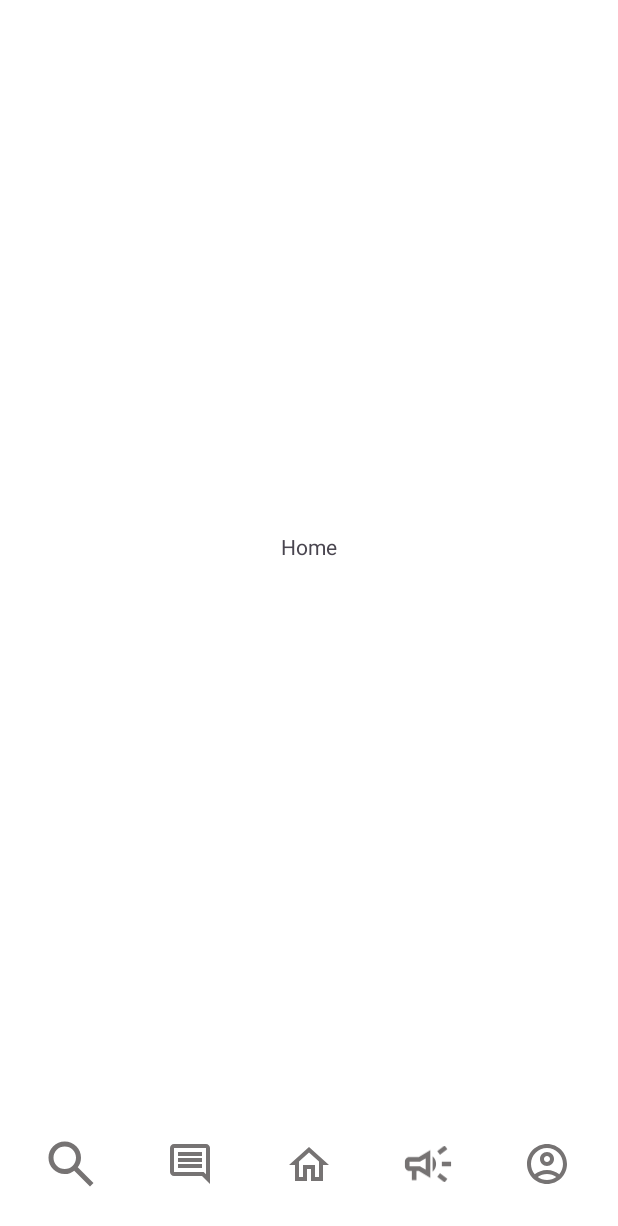
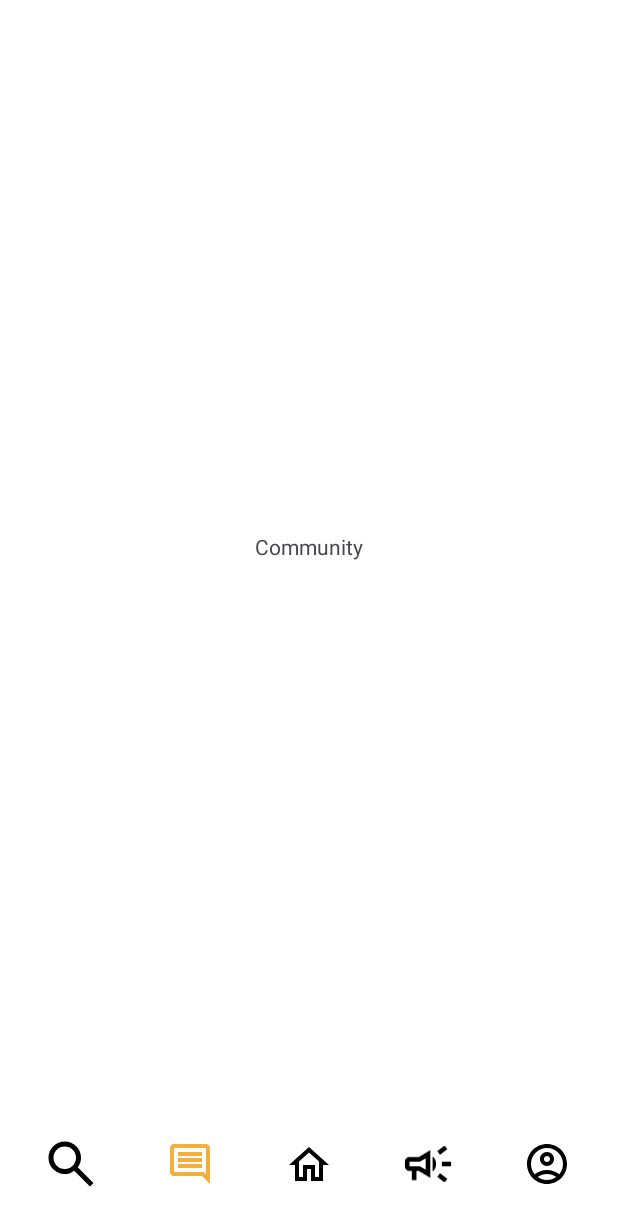
Before and after one commit to seongh06/OO_android, an Android app: the MainActivity screen opened directly, with no data from a screen before it, item 2 of the bottom bar chosen, on a phone screen of 412 x 824 dp. Shown: the top 1226 px of the screen. Run offline under Robolectric (Android 15) with nearby library versions, the phone set to English and light mode, and no system bars; our stand-ins replace Dagger/Hilt's generated code, data binding, navigation-ui.

Commit message:
[UI/#1] bottom nav 제작

```diff
--- /dev/null
+++ b/app/src/main/java/ggum/oo/presentation/community/CommunityFragment.kt
@@ -0,0 +1,19 @@
+package ggum.oo.presentation.community
+
+import dagger.hilt.android.AndroidEntryPoint
+import ggum.oo.R
+import ggum.oo.databinding.FragmentCommunityBinding
+import ggum.oo.databinding.FragmentMypageBinding
+import ggum.oo.presentation.base.BaseFragment
+
+@AndroidEntryPoint
+class CommunityFragment : BaseFragment<FragmentCommunityBinding>(R.layout.fragment_community) {
+
+    override fun initObserver() {
+
+    }
+
+    override fun initView() {
+
+    }
+}
--- /dev/null
+++ b/app/src/main/res/color/selector.xml
@@ -0,0 +1,5 @@
+<?xml version="1.0" encoding="utf-8"?>
+<selector xmlns:android="http://schemas.android.com/apk/res/android">
+    <item android:state_checked="true" android:color="@color/oo.yellow" />
+    <item android:color="@color/black"  />
+</selector>
--- a/app/src/main/res/layout/activity_main.xml
+++ b/app/src/main/res/layout/activity_main.xml
@@ -35,10 +35,11 @@
             app:itemActiveIndicatorStyle="@android:color/transparent"
             app:itemBackground="@color/white"
             app:itemIconSize="32dp"
-            app:itemIconTint="@color/gray"
+            app:itemIconTint="@color/selector"
             app:labelVisibilityMode="unlabeled"
             app:layout_constraintBottom_toBottomOf="parent"
-            app:menu="@menu/main_menu"/>
+            app:menu="@menu/main_menu" />
+
 
     </androidx.constraintlayout.widget.ConstraintLayout>
 </layout>
--- a/app/src/main/res/layout/fragment_community.xml
+++ b/app/src/main/res/layout/fragment_community.xml
@@ -1,5 +1,6 @@
 <?xml version="1.0" encoding="utf-8"?>
-<layout xmlns:android="http://schemas.android.com/apk/res/android">
+<layout xmlns:android="http://schemas.android.com/apk/res/android"
+    xmlns:app="http://schemas.android.com/apk/res-auto">
 
     <data>
 
@@ -7,7 +8,17 @@
 
     <androidx.constraintlayout.widget.ConstraintLayout
         android:layout_width="match_parent"
-        android:layout_height="match_parent">
+        android:layout_height="match_parent"
+        android:background="@color/white">
+
+        <TextView
+            android:layout_width="wrap_content"
+            android:layout_height="wrap_content"
+            android:text="Community"
+            app:layout_constraintStart_toStartOf="parent"
+            app:layout_constraintEnd_toEndOf="parent"
+            app:layout_constraintTop_toTopOf="parent"
+            app:layout_constraintBottom_toBottomOf="parent"/>
 
     </androidx.constraintlayout.widget.ConstraintLayout>
 </layout>
--- a/app/src/main/res/layout/fragment_search.xml
+++ b/app/src/main/res/layout/fragment_search.xml
@@ -59,7 +59,6 @@
             android:layout_width="match_parent"
             android:layout_height="0dp"
             app:layout_constraintTop_toBottomOf="@id/tv_search_recent"
-            android:layout_marginTop="30dp"
             android:layout_marginHorizontal="20dp"
             android:clipToPadding="false"/>
 
--- a/app/src/main/res/navigation/main_graph.xml
+++ b/app/src/main/res/navigation/main_graph.xml
@@ -11,4 +11,28 @@
         android:label="HomeFragment"
         tools:layout="@layout/fragment_home"/>
 
+    <fragment
+        android:id="@+id/searchFragment"
+        android:name="ggum.oo.presentation.SearchFragment"
+        android:label="SearchFragment"
+        tools:layout="@layout/fragment_search"/>
+
+    <fragment
+        android:id="@+id/promotionFragment"
+        android:name="ggum.oo.presentation.promotion.PromotionFragment"
+        android:label="PromotionFragment"
+        tools:layout="@layout/fragment_promotion"/>
+
+    <fragment
+        android:id="@+id/mypageFragment"
+        android:name="ggum.oo.presentation.mypage.MypageFragment"
+        android:label="MypageFragment"
+        tools:layout="@layout/fragment_mypage"/>
+
+    <fragment
+        android:id="@+id/communityFragment"
+        android:name="ggum.oo.presentation.community.CommunityFragment"
+        android:label="CommunityFragment"
+        tools:layout="@layout/fragment_community"/>
+
 </navigation>
```
Also changed, not shown: app/src/main/java/ggum/oo/presentation/mypage/MypageFragment.kt (added, +18 -0 lines), app/src/main/java/ggum/oo/presentation/promotion/PromotionFragment.kt (added, +18 -0 lines), app/src/main/java/ggum/oo/presentation/search/SearchFragment.kt (added, +36 -0 lines), app/src/main/java/ggum/oo/presentation/search/SearchHistoryRVA.kt (added, +30 -0 lines), app/src/main/res/layout/fragment_mypage.xml (+13 -2 lines), app/src/main/res/layout/fragment_promotion.xml (+13 -2 lines).
